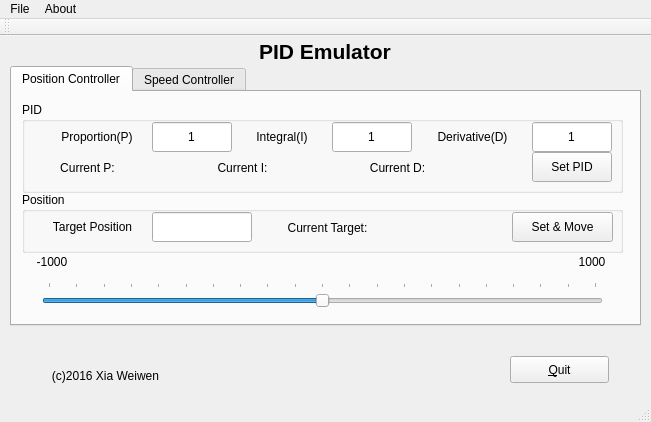
Above: mainwindow.ui from Xia-Weiwen/PID_Emulator before the change. Below: the same form after it.
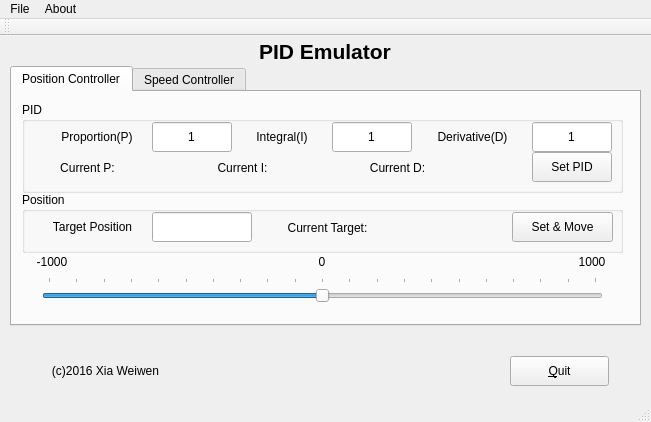
That is the form after the change.

```diff
--- a/mainwindow.ui
+++ b/mainwindow.ui
@@ -34,16 +34,16 @@
       <property name="geometry">
        <rect>
         <x>30</x>
-        <y>190</y>
+        <y>185</y>
         <width>561</width>
         <height>29</height>
        </rect>
       </property>
       <property name="minimum">
-       <number>-1000</number>
+       <number>-10000</number>
       </property>
       <property name="maximum">
-       <number>1000</number>
+       <number>10000</number>
       </property>
       <property name="value">
        <number>0</number>
@@ -58,7 +58,7 @@
        <enum>QSlider::TicksAbove</enum>
       </property>
       <property name="tickInterval">
-       <number>100</number>
+       <number>1000</number>
       </property>
      </widget>
      <widget class="QLabel" name="lblLowerLimit">
@@ -398,6 +398,22 @@
        </property>
       </widget>
      </widget>
+     <widget class="QLabel" name="lblOrigin">
+      <property name="geometry">
+       <rect>
+        <x>280</x>
+        <y>160</y>
+        <width>60</width>
+        <height>20</height>
+       </rect>
+      </property>
+      <property name="text">
+       <string>0</string>
+      </property>
+      <property name="alignment">
+       <set>Qt::AlignCenter</set>
+      </property>
+     </widget>
     </widget>
     <widget class="QWidget" name="SpeedTab">
      <attribute name="title">
@@ -432,9 +448,9 @@
     <property name="geometry">
      <rect>
       <x>10</x>
-      <y>330</y>
+      <y>320</y>
       <width>191</width>
-      <height>20</height>
+      <height>30</height>
      </rect>
     </property>
     <property name="text">
@@ -450,7 +466,7 @@
       <x>510</x>
       <y>320</y>
       <width>99</width>
-      <height>27</height>
+      <height>30</height>
      </rect>
     </property>
     <property name="text">
```
Left out of the diff: 2 changed lines with no effect on the pictures.
